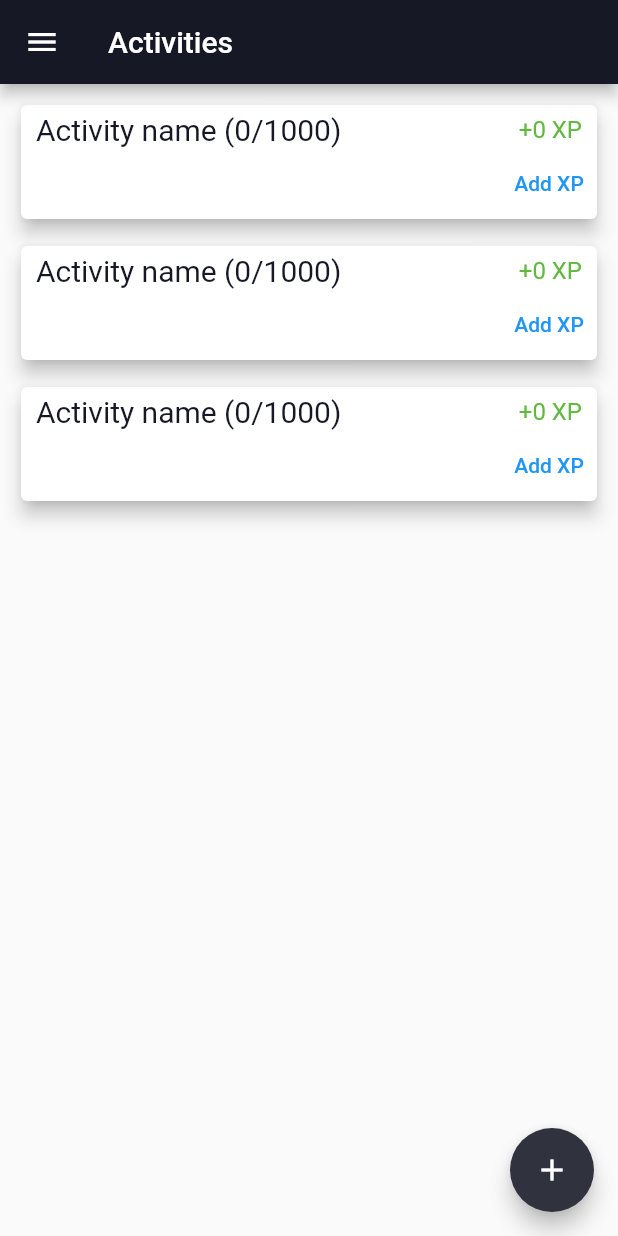
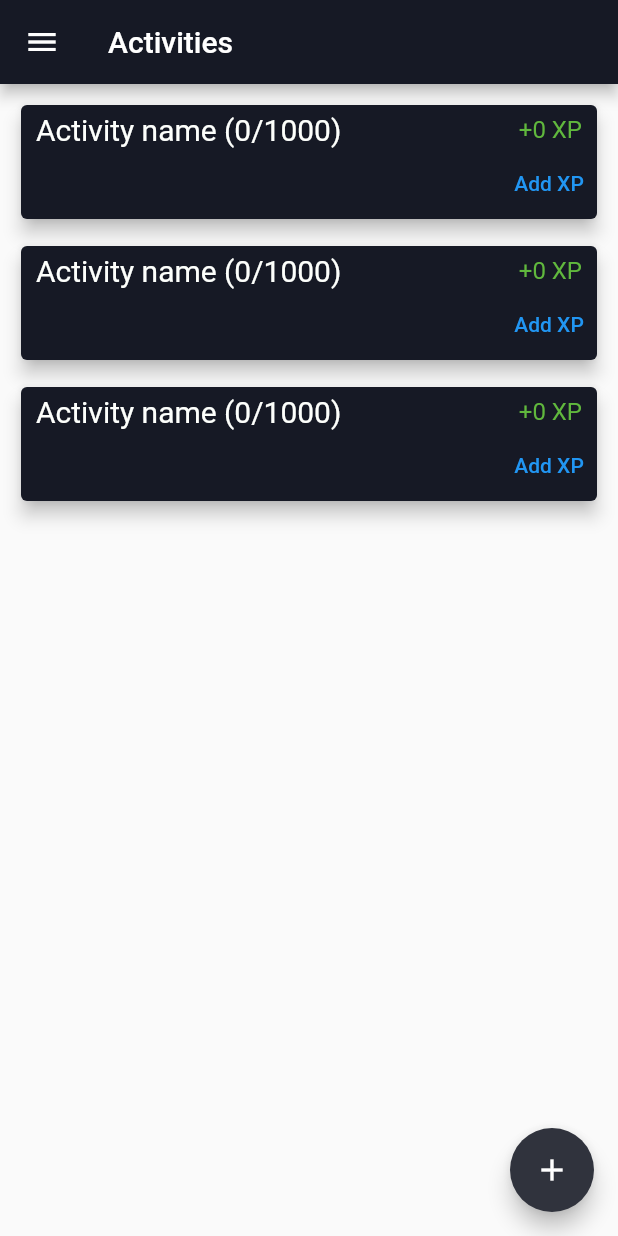
Before and after one commit to HelloWorld183L/Skill-Tree, a Flutter app: the screen it shows after launch, on a phone screen of 412 x 824 dp. Run offline on Flutter 3.47's test engine with Material 2 defaults, Android fonts, the phone set to English and light mode, and no system bars.

Commit message:
Refactoring + added new routes
Refactored the code to have a much neater structure and added new routes to be implemented.

```diff
--- a/lib/main.dart
+++ b/lib/main.dart
@@ -1,12 +1,6 @@
 import 'package:flutter/material.dart';
-
-const backgroundColor = Color.fromRGBO(22, 25, 37, 1);
-const textColor = Color.fromRGBO(22, 25, 37, 1);
-const greenColor = Color.fromRGBO(96, 184, 61, 1);
-const progressColor = Color.fromRGBO(230, 115, 15, 1);
-const foregroundColor = Color.fromRGBO(48, 51, 61, 1);
-
-const textStyle = const TextStyle(color: textColor);
+import 'routes/activitiesRoute.dart';
+import 'routes/general.dart';
 
 void main() => runApp(MyApp());
 
@@ -14,149 +8,10 @@ class MyApp extends StatelessWidget {
   @override
   Widget build(BuildContext context) {
     return MaterialApp(
-      title: 'Skill tree',
-      theme: ThemeData(
-        primaryColor: backgroundColor,
-        textTheme: const TextTheme(bodyText2: textStyle, bodyText1: textStyle)
-      ),
-      home: ActivitiesRoute()
-    );
+        title: 'Skill tree',
+        theme: ThemeData(
+          primaryColor: backgroundColor,
+        ),
+        home: ActivitiesRoute());
   }
 }
-
-class ActivitiesRoute extends StatefulWidget {
-  @override
-  _ActivitiesRouteState createState() => _ActivitiesRouteState();
-}
-
-class _ActivitiesRouteState extends State<ActivitiesRoute> {
-  @override
-  Widget build(BuildContext context) {
-    return Scaffold(
-      appBar: AppBar(
-        title: const Text('Activities'),
-      ),
-      floatingActionButton:  FloatingActionButton(
-        child: const Icon(Icons.add),
-        backgroundColor: foregroundColor,
-        onPressed: _addActivity,
-      ),
-
-      body: _displayActivities(),
-      drawer: _createDrawer()
-    );
-  }
-
-  Widget _createDrawer() {
-    return Drawer(
-      child: ListView(
-        children: const <Widget>[
-          ListTile(
-            leading: Icon(Icons.computer),
-            title: Text('Activities'),
-          ),
-          ListTile(
-            leading: Icon(Icons.piano),
-            title: Text('Skills'),
-          ),
-          ListTile(
-            leading: Icon(Icons.auto_graph),
-            title: Text('Statistics'),
-          ),
-          ListTile(
-            leading: Icon(Icons.settings),
-            title: Text('Settings'),
-          ),
-        ]
-      )
-    );
-  }
-
-  Widget _displayActivities() {
-    return Container(
-      child: Column(
-        mainAxisSize: MainAxisSize.max,
-        mainAxisAlignment: MainAxisAlignment.start,
-        children: <Widget>[
-          Expanded(
-            child: ListView.builder(
-              itemCount: 3,
-              itemBuilder: (context, i) {
-                return Container(
-                  padding: EdgeInsets.fromLTRB(10, 10, 10, 0),
-                  height: 94,
-                  width: double.maxFinite,
-                  child: Card(
-                    elevation: 5,
-                    child: Padding(
-                      padding: const EdgeInsets.only(left: 10, top: 5),
-                      child: Column(
-                        children: <Widget>[
-                          Row(
-                            children: <Widget>[
-                              activityName(),
-                              Spacer(),
-                              activityXPIncrease(),
-                              SizedBox(
-                                width: 10,
-                              ),
-                            ],
-                          ),
-                          addXPTxt()
-                        ],
-                      )
-                    )
-                  )
-                );
-              }
-            )
-          )
-        ],
-      )
-    );
-  }
-
-  Widget addXPTxt() {
-    return Row(
-      mainAxisAlignment: MainAxisAlignment.end,
-      children: <Widget>[
-        TextButton(
-          child: const Text('Add XP'),
-          onPressed: _addXP,
-        ),
-      ],
-    );
-  }
-
-  Widget activityName() {
-    return Align(
-      alignment: Alignment.center,
-      child: RichText(
-        text: TextSpan(
-          text: 'Activity name (0/1000)',
-          style: TextStyle(color: textColor, fontSize: 20)
-        )
-      )
-    );
-  }
-
-  Widget activityXPIncrease() {
-    return Align(
-      alignment: Alignment.centerRight,
-      child: RichText(
-        text: TextSpan(
-          text: '+0 XP',
-          style: TextStyle(color: greenColor, fontSize: 16)
-        )
-      )
-    );
-  }
-
-  void _addXP() {
-
-  }
-
-  void _addActivity() {
-
-  }
-}
--- /dev/null
+++ b/lib/routes/activitiesRoute.dart
@@ -0,0 +1,97 @@
+import 'package:flutter/material.dart';
+import 'package:skill_tree/routes/general.dart';
+
+class ActivitiesRoute extends StatefulWidget {
+  @override
+  _ActivitiesRouteState createState() => _ActivitiesRouteState();
+}
+
+class _ActivitiesRouteState extends State<ActivitiesRoute> {
+  @override
+  Widget build(BuildContext context) {
+    return Scaffold(
+        appBar: AppBar(
+          title: const Text('Activities'),
+        ),
+        floatingActionButton: FloatingActionButton(
+          child: const Icon(Icons.add),
+          backgroundColor: foregroundColor,
+          onPressed: _addActivity,
+        ),
+        body: _displayActivities(),
+        drawer: createDrawer());
+  }
+
+  Widget _displayActivities() {
+    return Container(
+        child: Column(
+      mainAxisSize: MainAxisSize.max,
+      mainAxisAlignment: MainAxisAlignment.start,
+      children: <Widget>[
+        Expanded(
+            child: ListView.builder(
+                itemCount: 3,
+                itemBuilder: (context, i) {
+                  return Container(
+                      padding: EdgeInsets.fromLTRB(10, 10, 10, 0),
+                      height: 94,
+                      width: double.maxFinite,
+                      child: Card(
+                          elevation: 5,
+                          color: backgroundColor,
+                          child: Padding(
+                              padding: const EdgeInsets.only(left: 10, top: 5),
+                              child: Column(
+                                children: <Widget>[
+                                  Row(
+                                    children: <Widget>[
+                                      activityName(),
+                                      Spacer(),
+                                      activityXPIncrease(),
+                                      SizedBox(
+                                        width: 10,
+                                      ),
+                                    ],
+                                  ),
+                                  addXPTxt()
+                                ],
+                              ))));
+                }))
+      ],
+    ));
+  }
+
+  Widget addXPTxt() {
+    return Row(
+      mainAxisAlignment: MainAxisAlignment.end,
+      children: <Widget>[
+        TextButton(
+          child: const Text('Add XP'),
+          onPressed: _addXP,
+        ),
+      ],
+    );
+  }
+
+  Widget activityName() {
+    return Align(
+        alignment: Alignment.center,
+        child: RichText(
+            text: TextSpan(
+                text: 'Activity name (0/1000)',
+                style: TextStyle(color: textColor, fontSize: 20))));
+  }
+
+  Widget activityXPIncrease() {
+    return Align(
+        alignment: Alignment.centerRight,
+        child: RichText(
+            text: TextSpan(
+                text: '+0 XP',
+                style: TextStyle(color: greenColor, fontSize: 16))));
+  }
+
+  void _addXP() {}
+
+  void _addActivity() {}
+}
--- /dev/null
+++ b/lib/routes/general.dart
@@ -0,0 +1,45 @@
+import 'package:flutter/material.dart';
+
+const backgroundColor = Color.fromRGBO(22, 25, 37, 1);
+const textColor = Color.fromRGBO(253, 255, 252, 1);
+const greenColor = Color.fromRGBO(96, 184, 61, 1);
+const progressColor = Color.fromRGBO(230, 115, 15, 1);
+const foregroundColor = Color.fromRGBO(48, 51, 61, 1);
+
+const textStyle = const TextStyle(color: textColor);
+
+Widget createDrawer() {
+  return Drawer(
+      child: ListView(children: <Widget>[
+    const DrawerHeader(
+        padding: EdgeInsets.all(60.0),
+        decoration: BoxDecoration(color: backgroundColor),
+        child: Text(
+          'Skill tree',
+          textAlign: TextAlign.center,
+          style: const TextStyle(color: textColor, fontSize: 32),
+        )),
+    ListTile(
+      leading: Icon(Icons.computer),
+      title: Text('Activities'),
+      onTap: _navigate,
+    ),
+    ListTile(
+      leading: Icon(Icons.piano),
+      title: Text('Skills'),
+      onTap: _navigate,
+    ),
+    ListTile(
+      leading: Icon(Icons.auto_graph),
+      title: Text('Statistics'),
+      onTap: _navigate,
+    ),
+    ListTile(
+      leading: Icon(Icons.settings),
+      title: Text('Settings'),
+      onTap: _navigate,
+    ),
+  ]));
+}
+
+void _navigate() {}
```
Also changed, not shown: lib/routes/settingsRoute.dart (added), lib/routes/skillsRoute.dart (added), lib/routes/statisticsRoute.dart (added).
